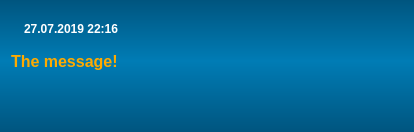
Before: the Qt Designer form Classes/notificationwidget.ui in End1-1/Cafe5, drawn with Qt 5.
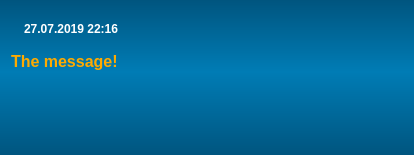
After: the same form once the commit is applied. Icons and pictures are not drawn.

The edit to the form file:
```diff
--- a/Classes/notificationwidget.ui
+++ b/Classes/notificationwidget.ui
@@ -7,7 +7,7 @@
     <x>0</x>
     <y>0</y>
     <width>414</width>
-    <height>132</height>
+    <height>155</height>
    </rect>
   </property>
   <property name="sizePolicy">
```
Left out of the diff: 6 changed lines with no effect on the pictures.
